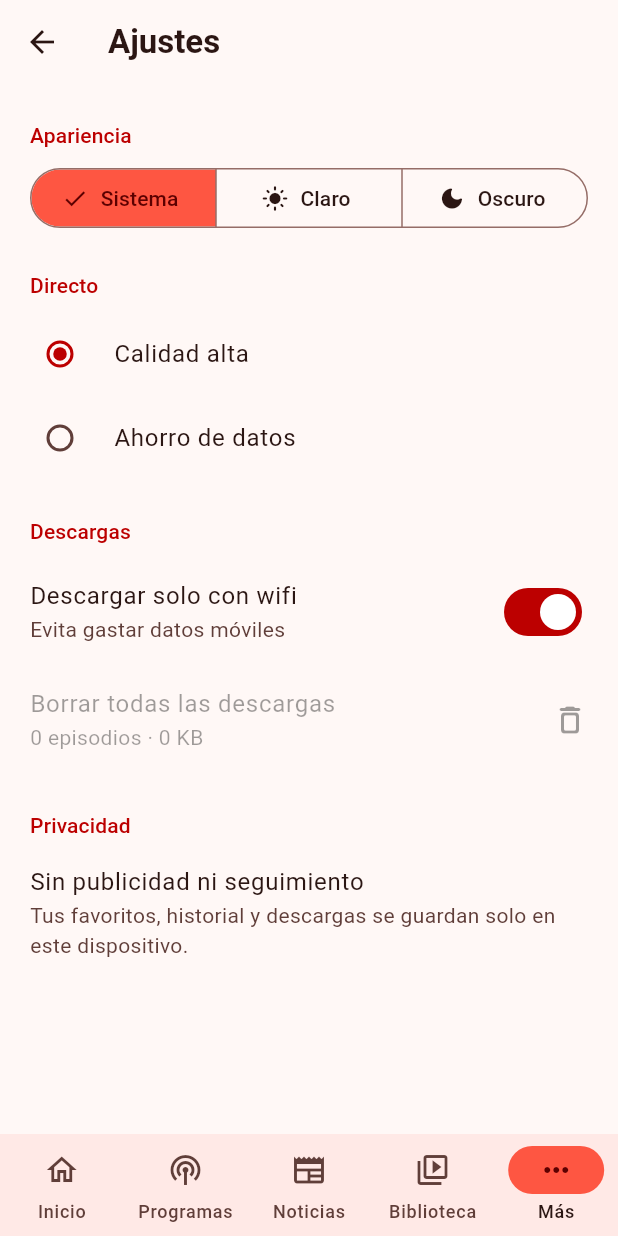
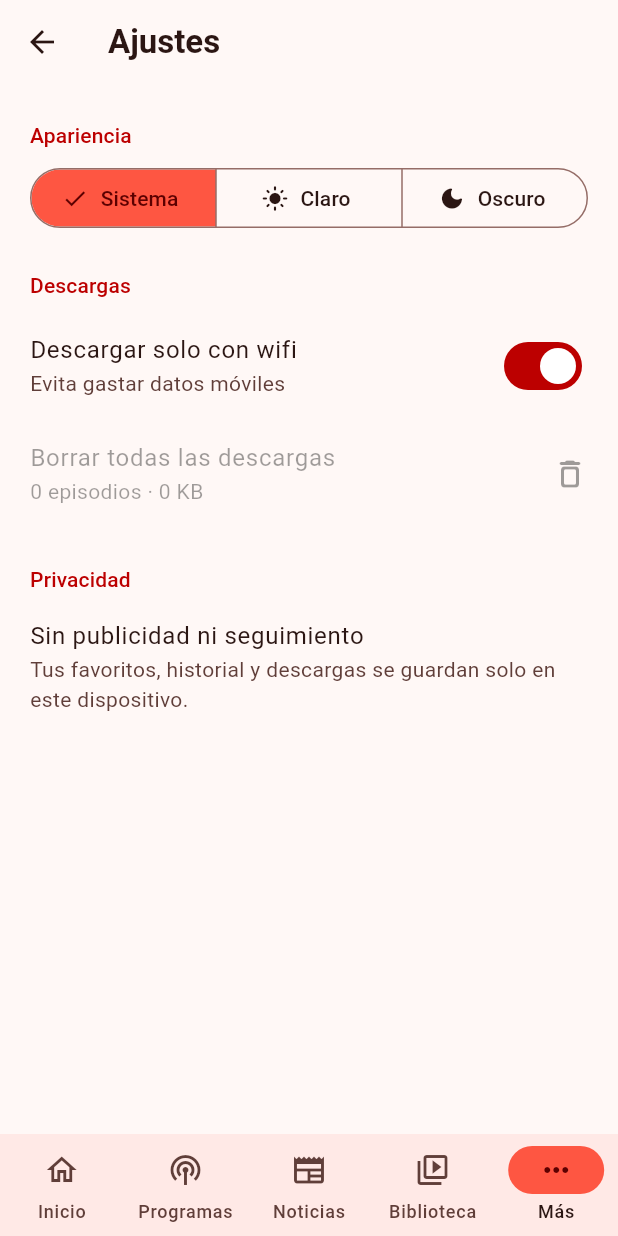
Before and after one commit to euskonet/euskadigital-app, a Flutter app: the screen it shows after launch, item 5 of the bottom bar chosen, after a tap on "Ajustes", on a phone screen of 412 x 824 dp. Run offline on Flutter 3.47's test engine with Material 3 defaults, Android fonts, the phone set to English and light mode, and no system bars; our stand-ins replace cached_network_image, connectivity_plus, flutter_widget_from_html_core, just_audio, just_audio_background, share_plus and 2 more; missing offline and left inert: audio_session, webview_flutter_android, webview_flutter_wkwebview; network calls fail.

Commit message:
Directo sin selector de calidad
Un solo botón de directo: usa el stream principal y, si no responde,
pasa automáticamente al de respaldo. Se quita la opción de los ajustes
y las pastillas de la tarjeta, que queda más compacta.

Co-Authored-By: Claude Opus 5.5 <noreply@anthropic.com>
Claude-Session: https://claude.ai/code/session_016dLWWhA75jkREqA1LiHKKV

```diff
--- a/assets/config/app_config.json
+++ b/assets/config/app_config.json
@@ -7,12 +7,12 @@
     "streams": [
       {
         "id": "hq",
-        "label": "Calidad alta",
+        "label": "Principal",
         "url": "http://radio1.tecnicofm.com:8000/"
       },
       {
         "id": "mobile",
-        "label": "Ahorro de datos",
+        "label": "Respaldo",
         "url": "http://stream.euskadigital.eus:8000/edmvl"
       }
     ],
--- a/lib/config/app_config.dart
+++ b/lib/config/app_config.dart
@@ -65,11 +65,9 @@ class LiveConfig {
 
   final String title;
   final String subtitle;
+  /// En orden de preferencia: el primero es el principal y el resto, respaldo.
   final List<LiveStream> streams;
   final String? offAirText;
-
-  LiveStream streamById(String? id) =>
-      streams.firstWhere((s) => s.id == id, orElse: () => streams.first);
 
   factory LiveConfig.fromJson(Map<String, dynamic> j) => LiveConfig(
         title: j['title'] as String,
--- a/lib/ui/screens/settings_screen.dart
+++ b/lib/ui/screens/settings_screen.dart
@@ -1,7 +1,6 @@
 import 'package:flutter/material.dart';
 import 'package:provider/provider.dart';
 
-import '../../config/app_config.dart';
 import '../../services/download_manager.dart';
 import '../../services/library_store.dart';
 import '../../services/settings_store.dart';
@@ -21,7 +20,6 @@ class _SettingsScreenState extends State<SettingsScreen> {
   Widget build(BuildContext context) {
     final settings = context.watch<SettingsStore>();
     final lib = context.watch<LibraryStore>();
-    final live = context.read<AppConfig>().live;
     final theme = Theme.of(context);
 
     Widget header(String t) => Padding(
@@ -44,16 +42,6 @@ class _SettingsScreenState extends State<SettingsScreen> {
               ],
               selected: {settings.themeMode},
               onSelectionChanged: (s) => settings.themeMode = s.first,
-            ),
-          ),
-          header('Directo'),
-          RadioGroup<String>(
-            groupValue: live.streamById(settings.liveStreamId).id,
-            onChanged: (v) => settings.liveStreamId = v,
-            child: Column(
-              children: [
-                for (final s in live.streams) RadioListTile<String>(value: s.id, title: Text(s.label)),
-              ],
             ),
           ),
           header('Descargas'),
--- a/lib/ui/widgets/live_card.dart
+++ b/lib/ui/widgets/live_card.dart
@@ -3,7 +3,6 @@ import 'package:provider/provider.dart';
 
 import '../../config/app_config.dart';
 import '../../services/player_service.dart';
-import '../../services/settings_store.dart';
 import '../theme.dart';
 
 /// Tarjeta destacada del directo con botón grande de reproducir.
@@ -14,10 +13,8 @@ class LiveCard extends StatelessWidget {
   Widget build(BuildContext context) {
     final live = context.read<AppConfig>().live;
     final player = context.watch<PlayerService>();
-    final settings = context.watch<SettingsStore>();
     final active = player.isLiveActive;
     final playing = active && player.playing;
-    final stream = live.streamById(settings.liveStreamId);
     final theme = Theme.of(context);
 
     return Padding(
@@ -59,11 +56,9 @@ class LiveCard extends StatelessWidget {
                               style: theme.textTheme.headlineSmall?.copyWith(color: Colors.white)),
                           const SizedBox(height: 4),
                           Text(
-                            playing ? 'Sonando ahora · ${stream.label}' : '${live.subtitle} · ${stream.label}',
+                            playing ? 'Sonando ahora' : live.subtitle,
                             style: theme.textTheme.bodyMedium?.copyWith(color: Colors.white70),
                           ),
-                          const SizedBox(height: 12),
-                          _QualityChips(live: live, selected: stream.id),
                         ],
                       ),
                     ),
@@ -105,69 +100,6 @@ class _BigPlay extends StatelessWidget {
                     child: CircularProgressIndicator(strokeWidth: 3, color: brandRed),
                   )
                 : Icon(playing ? Icons.pause_rounded : Icons.play_arrow_rounded, size: 44, color: brandRed),
-          ),
-        ),
-      ),
-    );
-  }
-}
-
-class _QualityChips extends StatelessWidget {
-  const _QualityChips({required this.live, required this.selected});
-  final LiveConfig live;
-  final String selected;
-
-  @override
-  Widget build(BuildContext context) {
-    return Wrap(
-      spacing: 8,
-      runSpacing: 8,
-      children: [
-        for (final s in live.streams)
-          _Pill(
-            label: s.label,
-            selected: s.id == selected,
-            onTap: () {
-              final player = context.read<PlayerService>();
-              context.read<SettingsStore>().liveStreamId = s.id;
-              if (player.isLiveActive) player.playLive(streamId: s.id);
-            },
-          ),
-      ],
-    );
-  }
-}
-
-/// Pastilla blanca sobre el fondo rojo de la tarjeta.
-class _Pill extends StatelessWidget {
-  const _Pill({required this.label, required this.selected, required this.onTap});
-  final String label;
-  final bool selected;
-  final VoidCallback onTap;
-
-  @override
-  Widget build(BuildContext context) {
-    return Semantics(
-      selected: selected,
-      button: true,
-      child: Material(
-        color: selected ? Colors.white : Colors.black.withValues(alpha: 0.18),
-        shape: StadiumBorder(
-          side: BorderSide(color: Colors.white.withValues(alpha: selected ? 1 : 0.6)),
-        ),
-        child: InkWell(
-          customBorder: const StadiumBorder(),
-          onTap: onTap,
-          child: Padding(
-            padding: const EdgeInsets.symmetric(horizontal: 14, vertical: 7),
-            child: Text(
-              label,
-              style: TextStyle(
-                color: selected ? brandRed : Colors.white,
-                fontWeight: FontWeight.w600,
-                fontSize: 13,
-              ),
-            ),
           ),
         ),
       ),
```
Also changed, not shown: lib/services/player_service.dart (+11 -7 lines), lib/services/settings_store.dart (+0 -11 lines), docs/capturas/01_inicio_claro.png, docs/capturas/02_inicio_oscuro.png, docs/capturas/05_reproductor_directo.png, 4 other files.
